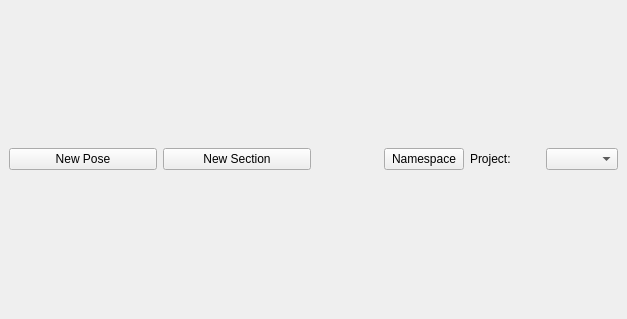
Above: animation/poseMan/poseManUi.ui from skarone/PipeL before the change. Below: the same form after it.
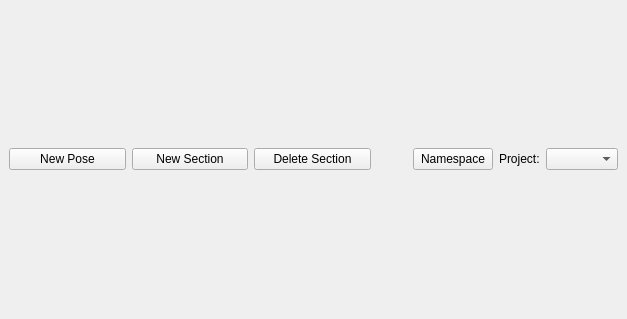
That is the form after the change.

Commit message: finished! pose Nach! :)

What changed in the file:
```diff
--- a/animation/poseMan/poseManUi.ui
+++ b/animation/poseMan/poseManUi.ui
@@ -31,6 +31,13 @@
         </property>
        </widget>
       </item>
+      <item>
+       <widget class="QPushButton" name="deleteSection_btn">
+        <property name="text">
+         <string>Delete Section</string>
+        </property>
+       </widget>
+      </item>
       <item>
        <layout class="QHBoxLayout" name="horizontalLayout_2">
         <item>
```
Left out of the diff: 2 changed lines with no effect on the pictures. The commit also changes 6 other files.
